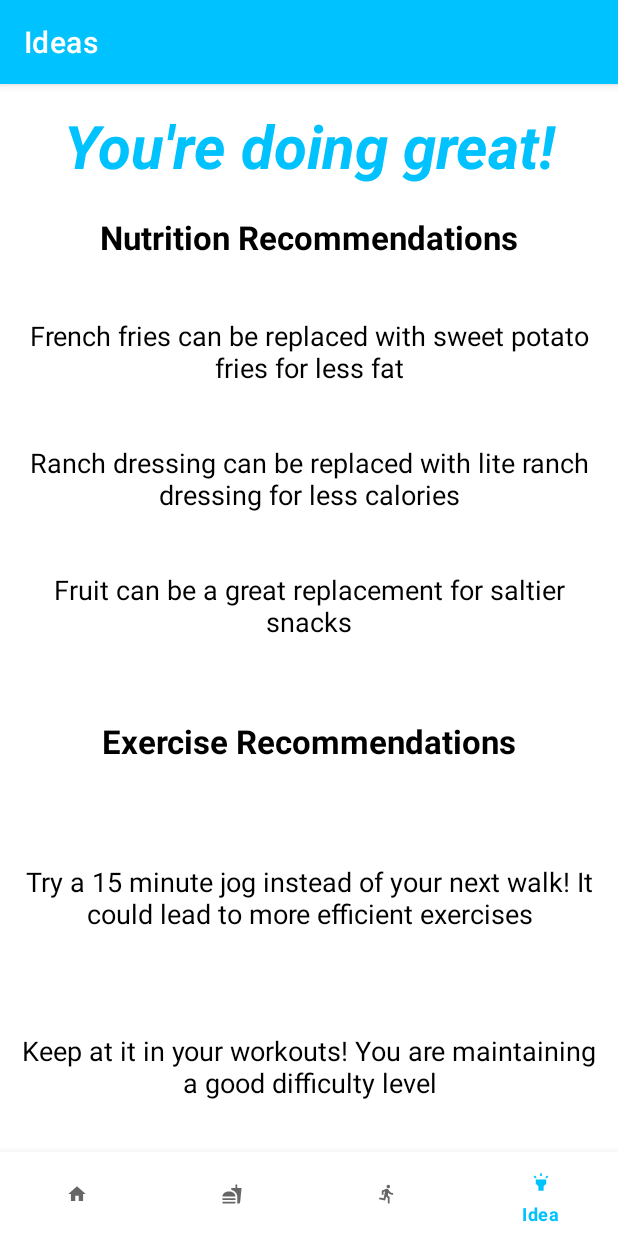
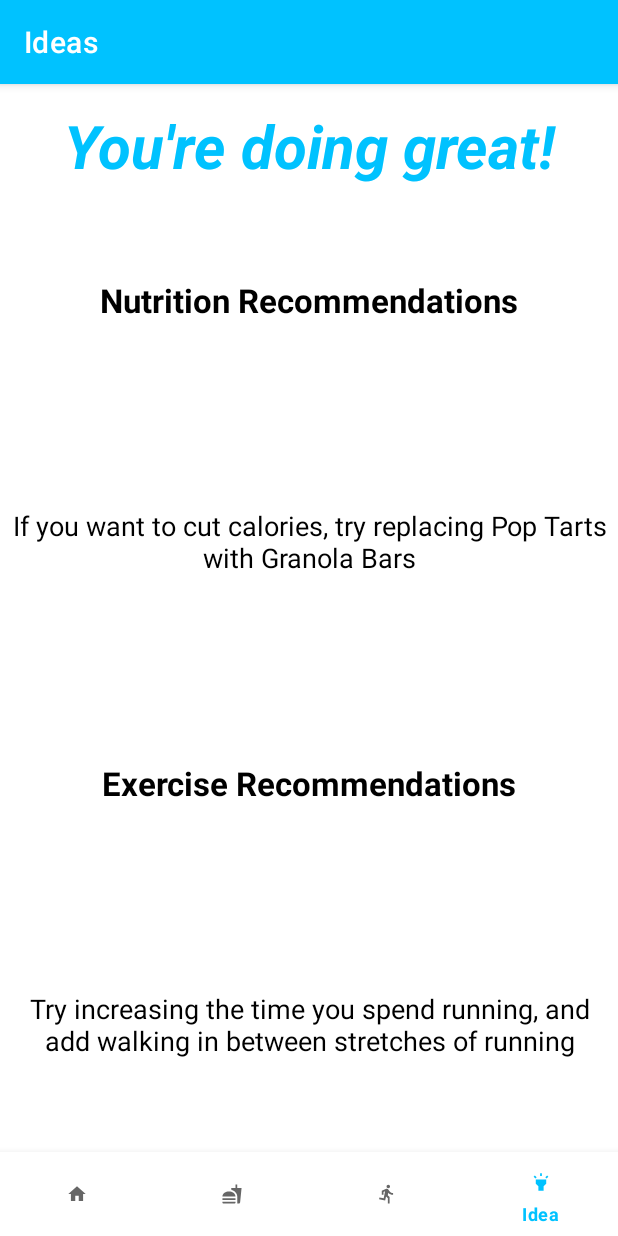
Before and after one commit to ErikHillard/HealthApp, an Android app: the screen it shows after launch (MainActivity), item 4 of the bottom bar chosen, on a phone screen of 412 x 824 dp. Run offline under Robolectric (Android 15) with nearby library versions, the phone set to English and light mode, and no system bars.

Commit message:
Erik color changes (#9)
* Changed the primary colors as well as edited the bottom nav baa bit

* Changed the colors again

* Json Interaction Class

* Updated to store food data

* Not totally done but progress made in adaptive recommendations

* Bug fix

* Food recommendations working fully for now

* addFoodToDay increases amount instead of replacing

* Food/Exercise arrays resize if new day added

Co-authored-by: Chris Desrochers <cdesro22@umd.edu>

```diff
--- a/app/build.gradle
+++ b/app/build.gradle
@@ -31,7 +31,7 @@ android {
 }
 
 dependencies {
-
+    implementation group: 'com.google.code.gson', name: 'gson', version: '2.8.9'
     implementation 'androidx.appcompat:appcompat:1.4.1'
     implementation 'com.google.android.material:material:1.5.0'
     implementation 'androidx.constraintlayout:constraintlayout:2.1.3'
--- /dev/null
+++ b/app/src/main/java/com/example/healthapp/CustomJson.java
@@ -0,0 +1,252 @@
+package com.example.healthapp;
+
+import android.util.Log;
+
+import com.google.gson.Gson;
+import com.google.gson.JsonArray;
+import com.google.gson.JsonElement;
+import com.google.gson.JsonObject;
+import com.google.gson.JsonParser;
+
+import java.io.BufferedReader;
+import java.io.BufferedWriter;
+import java.io.File;
+import java.io.FileNotFoundException;
+import java.io.FileReader;
+import java.io.FileWriter;
+import java.io.IOException;
+import java.util.ArrayList;
+import java.util.Arrays;
+import java.util.HashMap;
+
+public class CustomJson {
+
+    File file;
+    Gson gson;
+    String json_string = "{" +
+            "\"food\":[" +
+                "{\"Chicken Breast\":\"6\",\"Potato Chips\":\"6\",\"Pop Tarts\":\"1\"}," +
+                "{\"Chicken Breast\":\"6\",\"Potato Chips\":\"6\",\"Pop Tarts\":\"8\"}" +
+            "]," +
+            "\"exercise\":[" +
+                "{\"Running\":\"30\",\"Walking\":\"20\"}," +
+                "{\"Pushups\":\"30\", \"Running\":\"30\"}" +
+            "]," +
+            "\"food_goals\":[{" +
+                "\"Calories\":\"2200\"," +
+                "\"Protein\":\"50\"" +
+            "}]," +
+            "\"exercise_goals\":[{" +
+                "\"Calories\":\"200\"" +
+            "}]," +
+            "\"food_data\":[" +
+                "{\"Name\":\"Chicken Breast\",\"Calories\":\"130\",\"Protein\":\"20\"}," +
+                "{\"Name\":\"Potato Chips\",\"Calories\":\"150\",\"Protein\":\"2\"}," +
+                "{\"Name\":\"Pop Tarts\",\"Calories\":\"240\",\"Protein\":\"2\"}" +
+            "]," +
+            "\"exercise_data\":[" +
+                "{\"Name\":\"Running\",\"Calories\":\"300\"}," +
+                "{\"Name\":\"Walking\",\"Calories\":\"80\"}" +
+            "]" +
+        "}";
+    HashMap<String, ArrayList<HashMap<String,String>>> data;
+
+    public CustomJson(File file) {
+        this.file = file;
+        gson = new Gson();
+        data = new HashMap<>();
+        if (!file.exists() || true) {//change this to true to reset json file to default state (json_string)
+            writeFile();
+        }
+        readFile();
+    }
+
+    public void saveFood(HashMap<String,String> item) {
+        data.get("food_data").add(item);
+    }
+
+    public void saveExercise(HashMap<String,String> item) {
+        data.get("exercise_data").add(item);
+    }
+
+    public void addFoodGoal(String attr, String val) {
+        HashMap<String, String> goals = data.get("food_goals").get(0);
+        if (goals.containsKey(attr)) {
+            goals.replace(attr, val);
+        } else {
+            goals.put(attr, val);
+        }
+    }
+
+    public void addExerciseGoal(String attr, String val) {
+        HashMap<String, String> goals = data.get("exercise_goals").get(0);
+        if (goals.containsKey(attr)) {
+            goals.replace(attr, val);
+        } else {
+            goals.put(attr, val);
+        }
+    }
+
+    public void addFoodForDay(String food, String amount, int day) {
+        if (day >= data.get("food").size()) {
+            data.get("food").ensureCapacity(day+1);
+            data.get("food").add(day,new HashMap<String,String>());
+        }
+        HashMap<String,String> day_data = data.get("food").get(day);
+        if (day_data.containsKey(food)) {
+            day_data.replace(food, amount+Double.parseDouble(day_data.get(food)));
+        } else {
+            day_data.put(food, amount);
+        }
+    }
+
+    public void addExerciseForDay(String exercise, String amount, int day) {
+        if (day >= data.get("exercise").size()) {
+            data.get("exercise").ensureCapacity(day+1);
+            data.get("exercise").add(day,new HashMap<String,String>());
+        }
+        HashMap<String,String> day_data = data.get("exercise").get(day);
+        if (day_data.containsKey(exercise)) {
+            day_data.replace(exercise, amount+Double.parseDouble(day_data.get(exercise)));
+        } else {
+            day_data.put(exercise, amount);
+        }
+    }
+
+    public void writeFile() {
+        FileWriter fileWriter = null;
+        try {
+            fileWriter = new FileWriter(file);
+            BufferedWriter bufferedWriter = new BufferedWriter(fileWriter);
+            if (data.isEmpty()) {
+                bufferedWriter.write(json_string);
+            } else {
+                bufferedWriter.write(gson.toJson(data).toString());
+            }
+            bufferedWriter.close();
+        } catch (IOException e) {
+            Log.w("CustomJson", "File can't be written to");
+        }
+    }
+
+    private void readFile() {
+        FileReader fileReader = null;
+        try {
+            fileReader = new FileReader(file);
+        } catch (FileNotFoundException e) {
+            Log.w("CustomJson", "File not found");
+        }
+        BufferedReader bufferedReader = new BufferedReader(fileReader);
+        StringBuilder stringBuilder = new StringBuilder();
+        try {
+            String line = bufferedReader.readLine();
+            while (line != null) {
+                stringBuilder.append(line).append("\n");
+                line = bufferedReader.readLine();
+            }
+            bufferedReader.close();
+        } catch (IOException e) {
+            Log.w("CustomJson", "Can't read from file");
+        }
+        String dta = stringBuilder.toString();
+
+        JsonElement jsonElement = JsonParser.parseString(dta);
+        JsonObject json_data = jsonElement.getAsJsonObject();
+
+        data = new HashMap();
+
+        JsonArray ja = json_data.get("food").getAsJsonArray();
+        data.put("food", gson.fromJson(ja, ArrayList.class));
+
+        ja = json_data.get("exercise").getAsJsonArray();
+        data.put("exercise", gson.fromJson(ja, ArrayList.class));
+
+        ja = json_data.get("food_goals").getAsJsonArray();
+        data.put("food_goals", new ArrayList(Arrays.asList(gson.fromJson(ja.get(0), HashMap.class))));
+
+        ja = json_data.get("exercise_goals").getAsJsonArray();
+        data.put("exercise_goals", new ArrayList(Arrays.asList(gson.fromJson(ja.get(0), HashMap.class))));
+
+        ja = json_data.get("food_data").getAsJsonArray();
+        data.put("food_data", gson.fromJson(ja, ArrayList.class));
+
+        ja = json_data.get("exercise_data").getAsJsonArray();
+        data.put("exercise_data", gson.fromJson(ja, ArrayList.class));
+    }
+
+    public HashMap<String, String> getFoodDay(int day) {
+        return new HashMap(data.get("food").get(day));
+    }
+
+    public ArrayList<HashMap<String, String>> getAllFood() {
+        ArrayList<HashMap<String,String>> ret = new ArrayList(data.get("food").size());
+        for (int i=0;i<data.get("food").size();i++) {
+            ret.add(new HashMap(data.get("food").get(i)));
+        }
+        return ret;
+    }
+
+    public HashMap<String, String> getExerciseDay(int day) {
+        return new HashMap(data.get("exercise").get(day));
+    }
+
+    public ArrayList<HashMap<String,String>> getAllExercise() {
+        ArrayList<HashMap<String,String>> ret = new ArrayList(data.get("exercise").size());
+        for (int i=0;i<data.get("exercise").size();i++) {
+            ret.add(new HashMap(data.get("exercise").get(i)));
+        }
+        return ret;
+    }
+
+    public HashMap<String, String> getFoodGoals() {
+        return new HashMap(data.get("food_goals").get(0));
+    }
+
+    public HashMap<String, String> getExerciseGoals() {
+        return new HashMap(data.get("exercise_goals").get(0));
+    }
+
+    public ArrayList<HashMap<String,String>> getFoodData() {
+        ArrayList<HashMap<String,String>> ret = new ArrayList(data.get("food_data").size());
+        for (int i=0;i<data.get("food_data").size();i++) {
+            ret.add(new HashMap(data.get("food_data").get(i)));
+        }
+        return ret;
+    }
+
+    public ArrayList<HashMap<String,String>> getExerciseData() {
+        ArrayList<HashMap<String,String>> ret = new ArrayList(data.get("exercise_data").size());
+        for (int i=0;i<data.get("exercise_data").size();i++) {
+            ret.add(new HashMap(data.get("exercise_data").get(i)));
+        }
+        return ret;
+    }
+
+    public void removeFoodFromDay(String food, int day) {
+        if (day >= 0 && day < data.getOrDefault("food", new ArrayList()).size()) {
+            if (data.get("food").get(day).containsKey(food)) {
+                data.get("food").get(day).remove(food);
+            }
+        }
+    }
+
+    public void removeExerciseFromDay(String exercise, int day) {
+        if (day >= 0 && day < data.getOrDefault("exercise", new ArrayList()).size()) {
+            if (data.get("exercise").get(day).containsKey(exercise)) {
+                data.get("exercise").get(day).remove(exercise);
+            }
+        }
+    }
+
+    public void removeFoodGoal(String attr) {
+        if (data.get("food_goals").get(0).containsKey(attr)) {
+            data.get("food_goals").get(0).remove(attr);
+        }
+    }
+
+    public void removeExerciseGoal(String attr) {
+        if (data.get("exercise_goals").get(0).containsKey(attr)) {
+            data.get("exercise_goals").get(0).remove(attr);
+        }
+    }
+}
--- a/app/src/main/java/com/example/healthapp/IdeaFragment.java
+++ b/app/src/main/java/com/example/healthapp/IdeaFragment.java
@@ -4,20 +4,149 @@ import android.os.Bundle;
 
 import androidx.fragment.app.Fragment;
 
+import android.util.Log;
 import android.view.LayoutInflater;
 import android.view.View;
 import android.view.ViewGroup;
+import android.widget.TextView;
+import java.io.File;
+import java.lang.reflect.Array;
+import java.util.ArrayList;
+import java.util.Arrays;
+import java.util.HashMap;
+import java.util.HashSet;
+import java.util.Set;
 
 public class IdeaFragment extends Fragment {
 
-    public IdeaFragment() {
-        // Required empty public constructor
+    CustomJson cj;
+    final HashMap<String,String> replacements = new HashMap<String,String>(){{
+        put("Pop Tarts", "Granola Bars");
+        put("Potato Chips", "Veggie Straws");
+    }};
+    final HashMap<String,String> additions = new HashMap<String,String>(){{
+        put("Protein", "Yogurt in the morning");
+    }};
+
+    public IdeaFragment(File files_dir) {
+        String files = files_dir.toString();
+        cj = new CustomJson(new File(files, "data.json"));
     }
 
     @Override
     public View onCreateView(LayoutInflater inflater, ViewGroup container,
                              Bundle savedInstanceState) {
         // Inflate the layout for this fragment
-        return inflater.inflate(R.layout.fragment_idea, container, false);
+        View vw = inflater.inflate(R.layout.fragment_idea, container, false);
+
+        HashMap<String,String> food_goals = cj.getFoodGoals();
+        HashMap<String,String> ex_goals = cj.getExerciseGoals();
+        ArrayList<HashMap<String,String>> food = cj.getAllFood();
+        ArrayList<HashMap<String,String>> ex = cj.getAllExercise();
+        ArrayList<HashMap<String,String>> food_data = cj.getFoodData();
+        ArrayList<HashMap<String,String>> ex_data = cj.getExerciseData();
+
+        HashMap<String,Boolean>[] met_food_goals = new HashMap[food.size()];
+        HashMap<String,Boolean>[] met_ex_goals = new HashMap[ex.size()];
+        HashSet<String> foods_eaten = new HashSet<>();
+
+        double sum;
+        String name;
+        boolean res;
+        for (int i = 0;i < food.size(); i++) {
+            foods_eaten.addAll(food.get(i).keySet());
+            met_food_goals[i] = new HashMap<>();
+            for (String fd : food_goals.keySet()) {
+                sum = 0;
+                for (HashMap<String, String> fdta : food_data) {
+                    name = fdta.get("Name");
+                    if (food.get(i).containsKey(name) && fdta.containsKey(fd)) {
+                        sum += Double.parseDouble(food.get(i).get(name)) * Double.parseDouble(fdta.get(fd));
+                    }
+                }
+                res = Double.parseDouble(food_goals.get(fd)) <= sum;
+                met_food_goals[i].put(fd, (fd.equals("Calories")) != res);
+            }
+        }
+        for (int i = 0;i < ex.size(); i++) {
+            met_ex_goals[i] = new HashMap<>();
+            for (String exer : ex_goals.keySet()) {
+                sum = 0;
+                for (HashMap<String,String> exta : ex_data) {
+                    name = exta.get("Name");
+                    if (ex.get(i).containsKey(name) && exta.containsKey(exer)) {
+                        sum += Double.parseDouble(ex.get(i).get(name))/60*Double.parseDouble(exta.get(exer));
+                    }
+                }
+                met_ex_goals[i].put(exer, Double.parseDouble(ex_goals.get(exer)) <= sum);
+            }
+        }
+
+        ArrayList<TextView> nutr_tvs = new ArrayList<>(Arrays.asList(new TextView[]{vw.findViewById(R.id.nutrition_1),
+                vw.findViewById(R.id.nutrition_2),vw.findViewById(R.id.nutrition_3)}));
+        ArrayList<TextView> exer_tvs = new ArrayList<>(Arrays.asList(new TextView[]{vw.findViewById(R.id.exercise_1),
+                vw.findViewById(R.id.exercise_2)}));
+        exer_tvs.get(1).setVisibility(View.GONE);
+        exer_tvs.remove(1);
+
+        ArrayList<TextView> disp_nutr_tvs = new ArrayList<>();
+        ArrayList<TextView> disp_exer_tvs = new ArrayList<>();
+
+        HashSet<String> rec_food = new HashSet<>(foods_eaten);
+        rec_food.retainAll(replacements.keySet());
+        ArrayList<String> rc_food = new ArrayList(Arrays.asList(rec_food.toArray()));
+        String rec;
+        for (HashMap<String,Boolean> goal : met_food_goals) {
+            for (String attr : goal.keySet()) {
+                if (!goal.get(attr) && !nutr_tvs.isEmpty()) {
+                    if (attr.equals("Protein")) {
+                        disp_nutr_tvs.add(nutr_tvs.remove(0));
+                        disp_nutr_tvs.get(disp_nutr_tvs.size()-1).setText("If you're low on " + attr +
+                                ", try adding some " + additions.get(attr));
+                    } else if (!rc_food.isEmpty()) {
+                        disp_nutr_tvs.add(nutr_tvs.remove(0));
+                        rec = rc_food.remove(0);
+                        disp_nutr_tvs.get(disp_nutr_tvs.size()-1).setText("If you want to cut calories, " +
+                                "try replacing " + rec + " with " + replacements.get(rec));
+                    }
+                }
+            }
+        }
+
+        for (HashMap<String,Boolean> goal : met_ex_goals) {
+            for (String attr : goal.keySet()) {
+                if (!goal.get(attr) && !exer_tvs.isEmpty()) {
+                    disp_exer_tvs.add(exer_tvs.remove(0));
+                    disp_exer_tvs.get(disp_exer_tvs.size()-1).setText("Try increasing the time you spend running, " +
+                            "and add walking in between stretches of running");
+                }
+            }
+        }
+
+        if (disp_nutr_tvs.isEmpty()) {
+            disp_nutr_tvs.add(nutr_tvs.remove(0));
+            disp_nutr_tvs.get(0).setText("Keep up the great work!");
+        }
+
+        if (disp_exer_tvs.isEmpty()) {
+            disp_exer_tvs.add(exer_tvs.remove(0));
+            disp_exer_tvs.get(0).setText("Keep up the great work!");
+        }
+
+        for (TextView tv : nutr_tvs) {
+            tv.setVisibility(View.GONE);
+        }
+        for (TextView tv : exer_tvs) {
+            tv.setVisibility(View.GONE);
+        }
+
+        return vw;
     }
+
+    @Override
+    public void onStop() {
+        super.onStop();
+        cj.writeFile();
+    }
+
 }
--- a/app/src/main/java/com/example/healthapp/MainActivity.java
+++ b/app/src/main/java/com/example/healthapp/MainActivity.java
@@ -42,7 +42,7 @@ public class MainActivity extends AppCompatActivity {
 
                     case R.id.idea:
                         getSupportActionBar().setTitle("Ideas");
-                        return getFragment(new IdeaFragment());
+                        return getFragment(new IdeaFragment(getFilesDir()));
                 }
 
                 return false;
```
